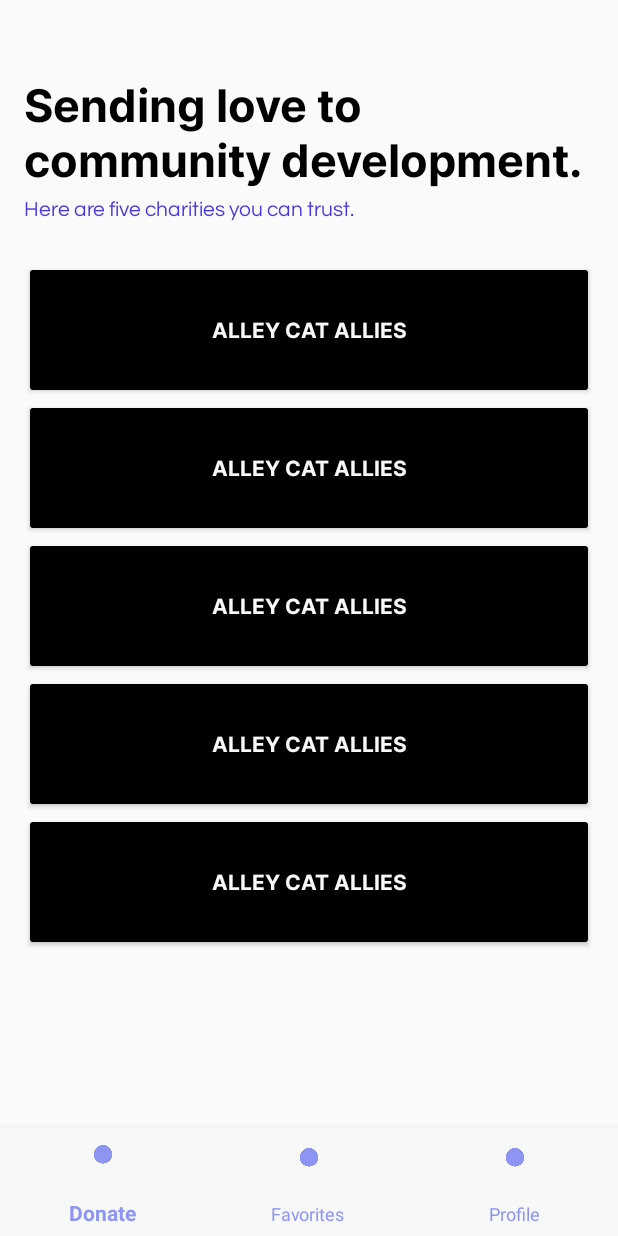
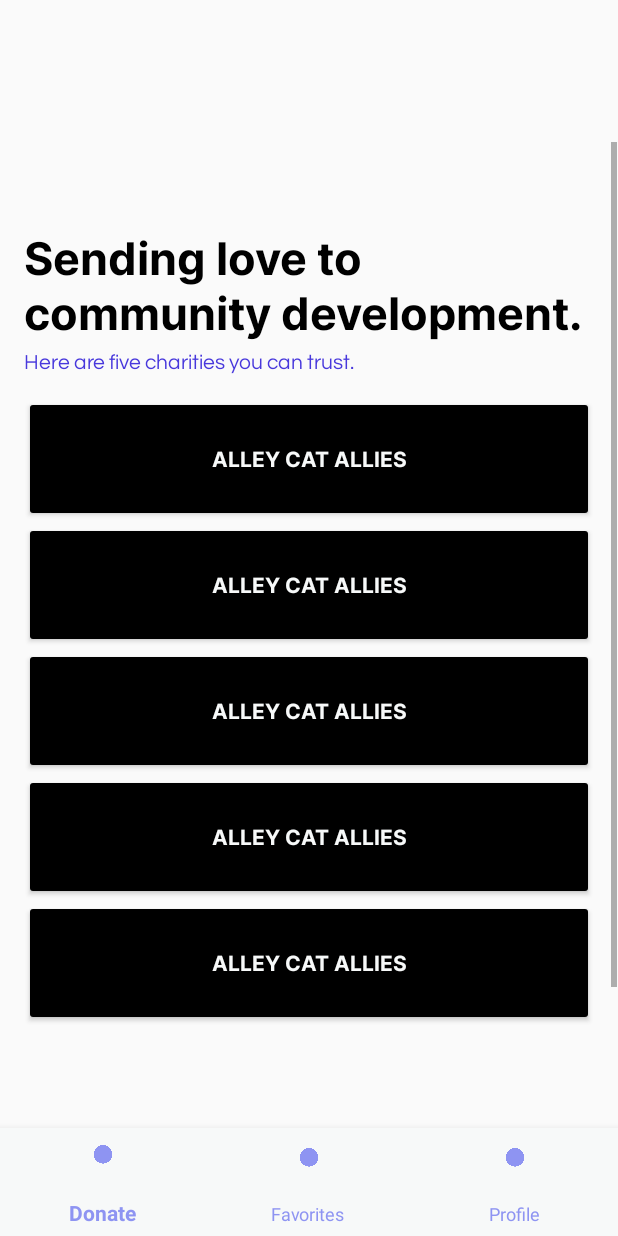
Before and after one commit to mulanz/dodoplier, an Android app: the ExploreOrganizations screen opened directly, with no data from a screen before it, on a phone screen of 412 x 824 dp. Run offline under Robolectric (Android 15) with nearby library versions, the phone set to English and light mode, and no system bars.

Commit message:
fixed some scrolling

```diff
--- a/Dodoplier/app/src/main/java/com/example/dodoplier/ExploreOrganizations.java
+++ b/Dodoplier/app/src/main/java/com/example/dodoplier/ExploreOrganizations.java
@@ -3,6 +3,7 @@ package com.example.dodoplier;
 import androidx.appcompat.app.AppCompatActivity;
 
 import android.app.Fragment;
+import android.content.Intent;
 import android.os.Bundle;
 import android.view.LayoutInflater;
 import android.view.View;
@@ -16,4 +17,5 @@ public class ExploreOrganizations extends AppCompatActivity {
         super.onCreate(savedInstanceState);
         setContentView(R.layout.activity_explore_organizations);
     }
+
 }
--- a/Dodoplier/app/src/main/res/layout/activity_explore_organizations.xml
+++ b/Dodoplier/app/src/main/res/layout/activity_explore_organizations.xml
@@ -22,40 +22,59 @@
         app:layout_constraintStart_toStartOf="parent"
         app:menu="@menu/bottom_navigation_menu" />
 
+    <ScrollView
+        android:layout_width="411dp"
+        android:layout_height="595dp"
+        android:layout_marginTop="16dp"
+        android:layout_marginBottom="10dp"
+        app:layout_constraintBottom_toTopOf="@+id/bottom_navigation"
+        app:layout_constraintTop_toTopOf="parent"
+        app:layout_constraintVertical_bias="0.604"
+        tools:layout_editor_absoluteX="2dp">
+
+        <LinearLayout
+            android:layout_width="match_parent"
+            android:layout_height="wrap_content"
+            android:orientation="vertical">
+
             <TextView
                 android:id="@+id/orgs_title"
                 style="@style/title_text"
                 android:layout_width="378dp"
                 android:layout_height="80dp"
                 android:layout_marginStart="16dp"
-        android:layout_marginTop="48dp"
-        android:text="Sending love to community development."
-        app:layout_constraintStart_toStartOf="parent"
-        app:layout_constraintTop_toTopOf="parent" />
+                android:layout_marginTop="55dp"
+                android:text="Sending love to community development." />
 
             <TextView
                 android:id="@+id/orgs_subtitle"
                 style="@style/smaller_subtext"
                 android:layout_width="296dp"
-        android:layout_height="42dp"
+                android:layout_height="30dp"
+                android:layout_marginStart="16dp"
                 android:layout_marginTop="4dp"
-        android:text="@string/explore_orgs_subtitle"
-        app:layout_constraintStart_toStartOf="@+id/orgs_title"
-        app:layout_constraintTop_toBottomOf="@+id/orgs_title" />
+                android:text="@string/explore_orgs_subtitle" />
 
             <LinearLayout
                 android:layout_width="380dp"
                 android:layout_height="460dp"
-        android:orientation="vertical"
-        app:layout_constraintEnd_toEndOf="parent"
-        app:layout_constraintStart_toStartOf="parent"
-        app:layout_constraintTop_toBottomOf="@+id/orgs_subtitle">
+                android:layout_marginStart="16dp"
+                android:orientation="vertical">
 
                 <Button
-            android:id="@+id/org1"
+                    android:id="@+id/org5"
                     style="@style/button_cap_text"
                     android:layout_width="match_parent"
-            android:layout_height="92dp"
+                    android:layout_height="84dp"
+                    android:backgroundTint="@color/black"
+                    android:text="Alley Cat Allies"
+                    android:textColor="@color/white" />
+
+                <Button
+                    android:id="@+id/org"
+                    style="@style/button_cap_text"
+                    android:layout_width="match_parent"
+                    android:layout_height="84dp"
                     android:backgroundTint="@color/black"
                     android:text="Alley Cat Allies"
                     android:textColor="@color/white" />
@@ -64,7 +83,7 @@
                     android:id="@+id/org2"
                     style="@style/button_cap_text"
                     android:layout_width="match_parent"
-            android:layout_height="92dp"
+                    android:layout_height="84dp"
                     android:backgroundTint="@color/black"
                     android:text="Alley Cat Allies"
                     android:textColor="@color/white" />
@@ -73,7 +92,7 @@
                     android:id="@+id/org3"
                     style="@style/button_cap_text"
                     android:layout_width="match_parent"
-            android:layout_height="92dp"
+                    android:layout_height="84dp"
                     android:backgroundTint="@color/black"
                     android:text="Alley Cat Allies"
                     android:textColor="@color/white" />
@@ -82,20 +101,13 @@
                     android:id="@+id/org4"
                     style="@style/button_cap_text"
                     android:layout_width="match_parent"
-            android:layout_height="92dp"
-            android:backgroundTint="@color/black"
-            android:text="Alley Cat Allies"
-            android:textColor="@color/white" />
-
-        <Button
-            android:id="@+id/org5"
-            style="@style/button_cap_text"
-            android:layout_width="match_parent"
-            android:layout_height="92dp"
+                    android:layout_height="84dp"
                     android:backgroundTint="@color/black"
                     android:text="Alley Cat Allies"
                     android:textColor="@color/white" />
 
             </LinearLayout>
+        </LinearLayout>
+    </ScrollView>
 
 </androidx.constraintlayout.widget.ConstraintLayout>
```
Also changed, not shown: Dodoplier/app/src/main/java/com/example/dodoplier/ExploreCauses.java (+7 -0 lines), Dodoplier/app/src/main/res/layout/activity_explore_causes.xml (+16 -5 lines). Lines whose indentation alone changed are shown as unchanged.
